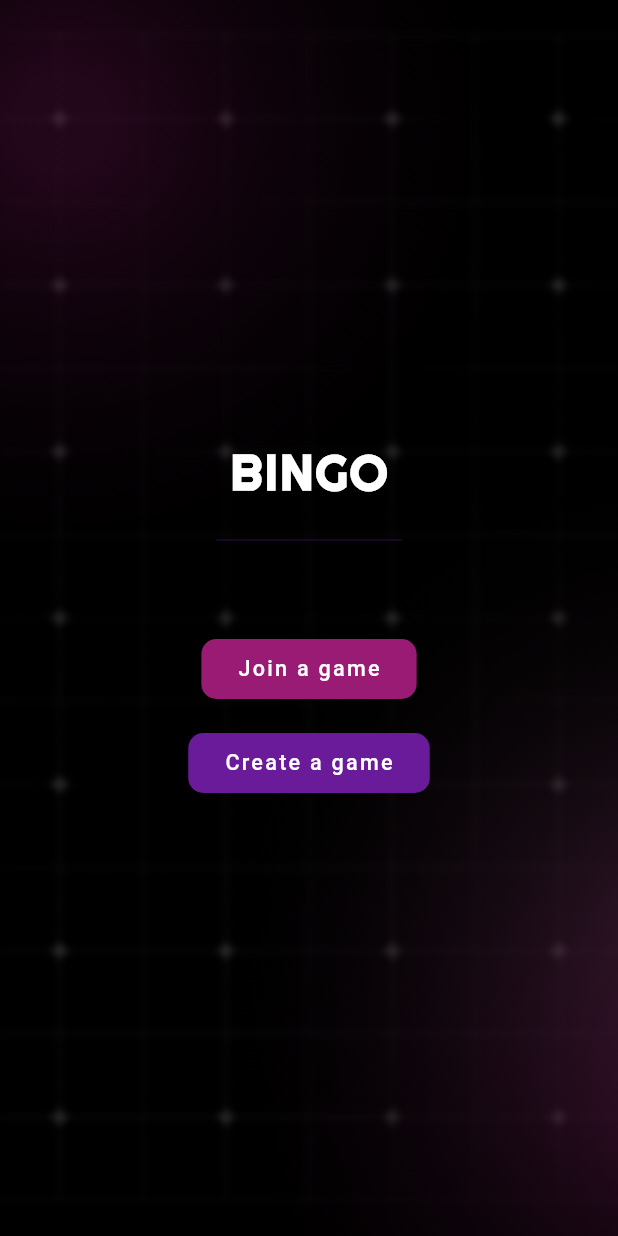
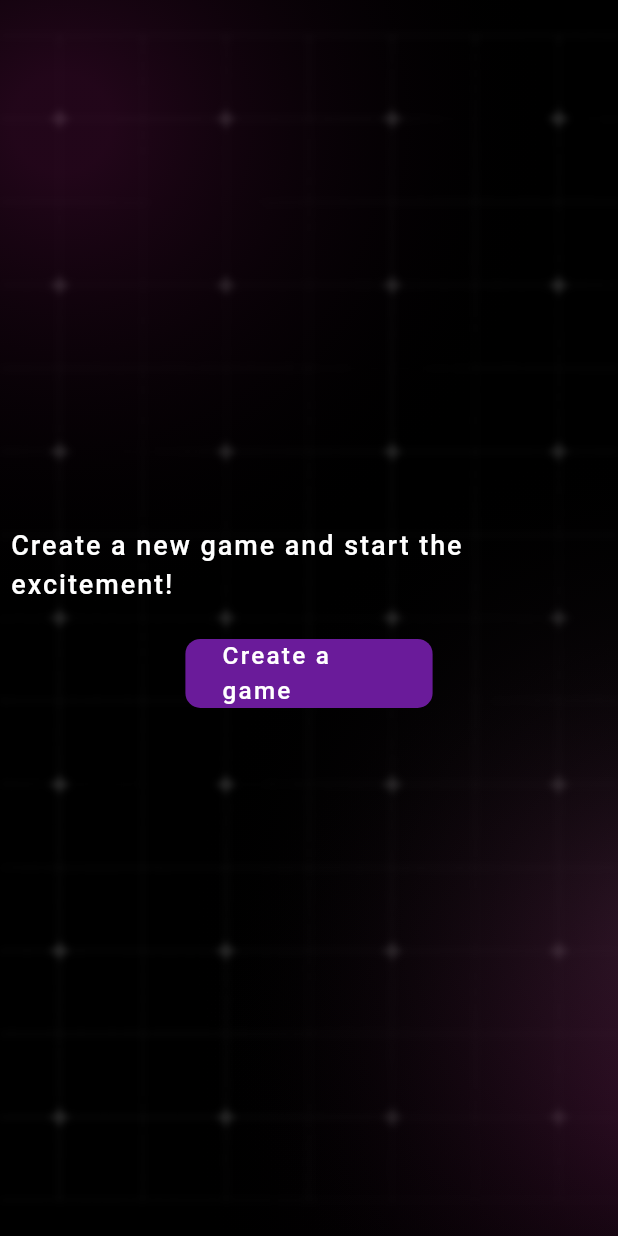
Before and after one commit to AhmedSaied22/bingo, a Flutter app: the screen it shows after launch, after a tap on "Create a game", on a phone screen of 412 x 824 dp. Run offline on Flutter 3.47's test engine with Material 3 defaults, Android fonts, the phone set to English and light mode, and no system bars; our stand-ins replace flutter_screenutil, google_fonts; Roboto replaces fonts that are missing (Chewy).

Commit message:
finish create game screen

```diff
--- a/lib/core/extensions/font_styles_extensions.dart
+++ b/lib/core/extensions/font_styles_extensions.dart
@@ -29,7 +29,7 @@
   TextStyle get hintText => textStyle(
         size: AppFonts.sizes.s14,
         weight: AppFonts.weights.light,
-          color: const Color.fromARGB(255, 224, 224, 224).withValues(alpha: 0.5),
+        color: AppColors.hintColor,
       );
 
   TextStyle get headingLarge => textStyle(
@@ -46,7 +46,7 @@
       );
 
   TextStyle get buttonText => textStyle(
-          size: AppFonts.sizes.s16,
+        size: AppFonts.sizes.s18,
         weight: AppFonts.weights.normal,
         fontFamily: AppFonts.secondaryFont,
         letterSpacing: 1.5,
--- a/lib/core/routes/routes_gen.dart
+++ b/lib/core/routes/routes_gen.dart
@@ -1,4 +1,5 @@
 import 'package:bingo/core/routes/routes_name.dart';
+import 'package:bingo/features/home/presentation/views/create_game_view.dart';
 import 'package:bingo/features/home/presentation/views/home_view.dart';
 import 'package:bingo/features/home/presentation/views/join_game_view.dart';
 import 'package:flutter/material.dart';
@@ -14,7 +15,8 @@ class RouteGenerator {
         return _buildRoute(const HomeView(), RouteTransition.fade);
       case RoutesName.joinGame:
         return _buildRoute(const JoinGameView(), RouteTransition.fade);
-
+      case RoutesName.createGame:
+        return _buildRoute(const CreateGameView(), RouteTransition.fade);
       default:
         return _errorRoute();
     }
--- a/lib/core/routes/routes_name.dart
+++ b/lib/core/routes/routes_name.dart
@@ -1,4 +1,5 @@
 class RoutesName {
   static const String home = "home";
   static const String joinGame = "joinGame";
+  static const String createGame = "createGame";
 }
--- a/lib/core/ui/app_colors.dart
+++ b/lib/core/ui/app_colors.dart
@@ -4,4 +4,6 @@ class AppColors {
   static const Color primaryColor = Color(0xFF6A1B9A);
   static const Color secondaryColor = Color.fromARGB(255, 154, 27, 116);
   static const Color textColor = Colors.white;
+  static Color hintColor =
+      const Color.fromARGB(255, 224, 224, 224).withValues(alpha: 0.5);
 }
--- a/lib/core/ui/widgets/main_button.dart
+++ b/lib/core/ui/widgets/main_button.dart
@@ -1,6 +1,7 @@
 import 'package:bingo/core/extensions/font_styles_extensions.dart';
 import 'package:bingo/core/extensions/media_query_extensions.dart';
 import 'package:flutter/material.dart';
+import 'package:flutter_screenutil/flutter_screenutil.dart';
 
 class MainButton extends StatelessWidget {
   const MainButton({
@@ -8,20 +9,24 @@ class MainButton extends StatelessWidget {
     required this.label,
     required this.color,
     this.onPressed,
-    this.height,
+    this.minHeight,
+    this.maxHeight,
   });
 
   final String label;
   final void Function()? onPressed;
   final Color color;
-  final double? height;
+  final double? minHeight;
+  final double? maxHeight;
 
   @override
   Widget build(BuildContext context) {
     return ConstrainedBox(
       constraints: BoxConstraints(
-          minWidth: context.screenWidth * 0.3,
-          maxWidth: context.screenWidth * 0.4),
+          minWidth: context.screenWidth * 0.32,
+          maxWidth: context.screenWidth * 0.4,
+          minHeight: minHeight ?? 50.h,
+          maxHeight: maxHeight ?? 70.h),
       child: ElevatedButton(
         style: ElevatedButton.styleFrom(
           backgroundColor: color,
--- /dev/null
+++ b/lib/features/home/presentation/views/create_game_view.dart
@@ -0,0 +1,34 @@
+import 'package:bingo/core/extensions/font_styles_extensions.dart';
+import 'package:bingo/core/ui/app_colors.dart';
+import 'package:bingo/core/ui/widgets/main_button.dart';
+import 'package:flutter/material.dart';
+import 'package:flutter_screenutil/flutter_screenutil.dart';
+
+class CreateGameView extends StatelessWidget {
+  const CreateGameView({super.key});
+
+  @override
+  Widget build(BuildContext context) {
+    return Scaffold(
+      body: Center(
+        child: Padding(
+          padding: EdgeInsets.symmetric(horizontal: 24.w, vertical: 16.h),
+          child: Column(
+            mainAxisAlignment: MainAxisAlignment.center,
+            spacing: 24.h,
+            children: [
+              Text(
+                'Create a new game and start the excitement!',
+                style: context.bodyLarge,
+              ),
+              const MainButton(
+                label: 'Create a game',
+                color: AppColors.primaryColor,
+              ),
+            ],
+          ),
+        ),
+      ),
+    );
+  }
+}
--- a/lib/features/home/presentation/views/widgets/home_buttons.dart
+++ b/lib/features/home/presentation/views/widgets/home_buttons.dart
@@ -19,7 +19,11 @@ class HomeButtons extends StatelessWidget {
           color: AppColors.secondaryColor,
           onPressed: () => Navigator.pushNamed(context, RoutesName.joinGame),
         ),
-        const MainButton(label: 'Create a game', color: AppColors.primaryColor),
+        MainButton(
+          label: 'Create a game',
+          color: AppColors.primaryColor,
+          onPressed: () => Navigator.pushNamed(context, RoutesName.createGame),
+        ),
       ],
     );
   }
```
Lines whose indentation alone changed are shown as unchanged.
